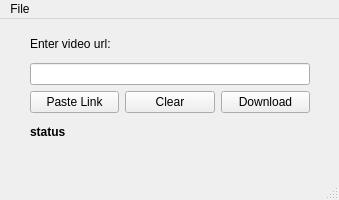
Old version of the form mainwindow.ui in the repository Yisus7u7/dl-music-qt.
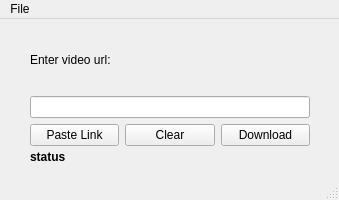
New version of the form. Icons and pictures are not drawn.

Diff of the .ui file:
```diff
--- a/mainwindow.ui
+++ b/mainwindow.ui
@@ -33,7 +33,7 @@
    <set>QMainWindow::AllowTabbedDocks|QMainWindow::AnimatedDocks</set>
   </property>
   <widget class="QWidget" name="centralwidget">
-   <widget class="QWidget" name="">
+   <widget class="QWidget" name="layoutWidget">
     <property name="geometry">
      <rect>
       <x>30</x>
@@ -87,14 +87,20 @@
        </item>
       </layout>
      </item>
-     <item>
+    </layout>
+   </widget>
       <widget class="QLabel" name="label2">
+    <property name="geometry">
+     <rect>
+      <x>30</x>
+      <y>130</y>
+      <width>278</width>
+      <height>16</height>
+     </rect>
+    </property>
        <property name="text">
         <string>&lt;html&gt;&lt;head/&gt;&lt;body&gt;&lt;p&gt;&lt;span style=&quot; font-weight:600;&quot;&gt;status&lt;/span&gt;&lt;/p&gt;&lt;/body&gt;&lt;/html&gt;</string>
        </property>
-      </widget>
-     </item>
-    </layout>
    </widget>
   </widget>
   <widget class="QMenuBar" name="menubar">
```
Lines whose indentation alone changed are shown as unchanged.
